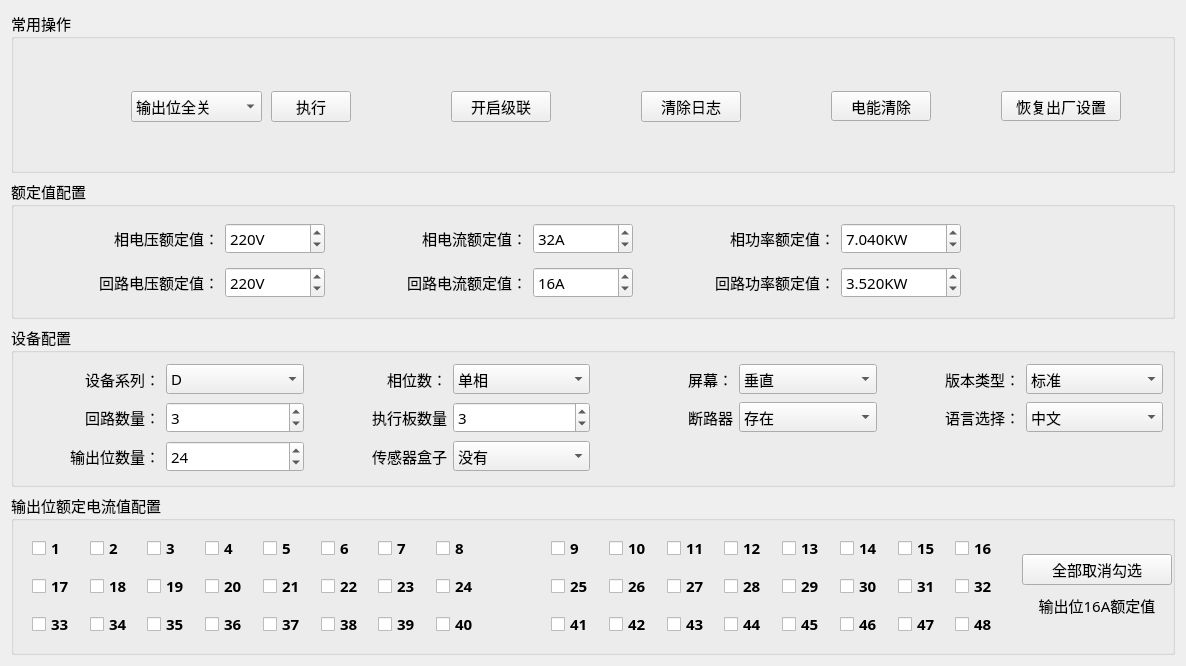
Before: the Qt Designer form pro_qc/home/home_devwid.ui in ChinaClever/MPro-Tools, drawn with Qt 5.
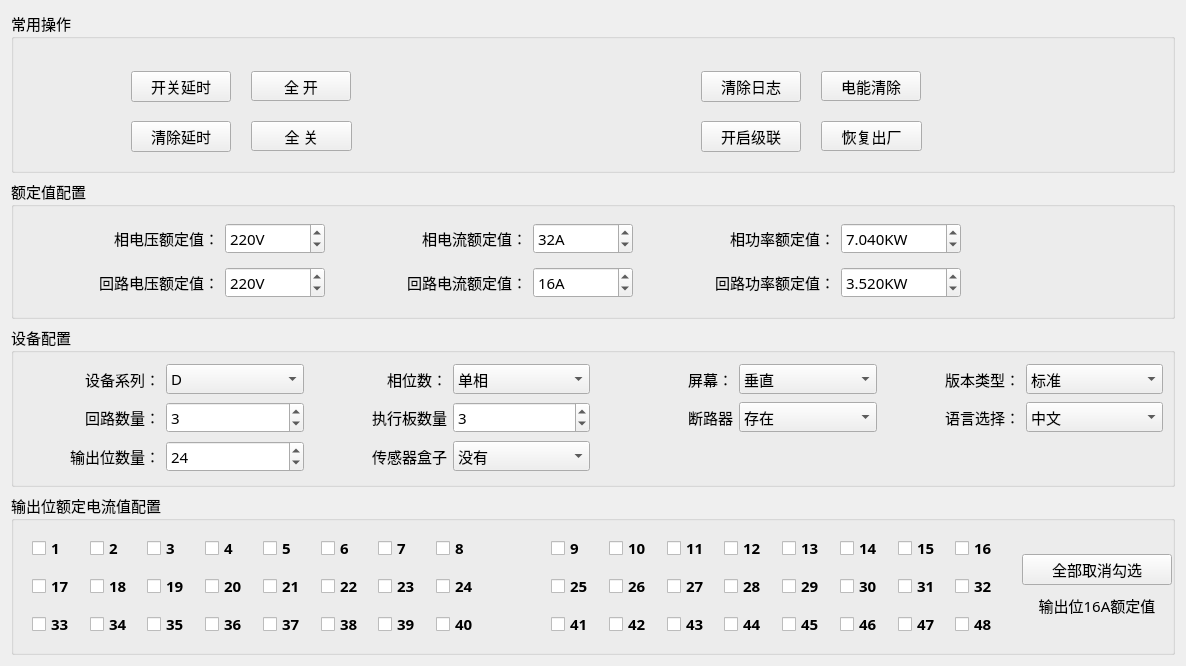
After: the same form once the commit is applied.

```diff
--- a/pro_qc/home/home_devwid.ui
+++ b/pro_qc/home/home_devwid.ui
@@ -20,98 +20,6 @@
    <string>Form</string>
   </property>
   <layout class="QGridLayout" name="gridLayout_4">
-   <item row="0" column="0">
-    <widget class="QGroupBox" name="groupBox_1">
-     <property name="title">
-      <string>常用操作</string>
-     </property>
-     <widget class="QPushButton" name="logBtn">
-      <property name="geometry">
-       <rect>
-        <x>630</x>
-        <y>80</y>
-        <width>100</width>
-        <height>31</height>
-       </rect>
-      </property>
-      <property name="text">
-       <string>清除日志</string>
-      </property>
-     </widget>
-     <widget class="QPushButton" name="outletBtn">
-      <property name="geometry">
-       <rect>
-        <x>260</x>
-        <y>80</y>
-        <width>80</width>
-        <height>31</height>
-       </rect>
-      </property>
-      <property name="text">
-       <string>执行</string>
-      </property>
-     </widget>
-     <widget class="QComboBox" name="outletBox">
-      <property name="geometry">
-       <rect>
-        <x>120</x>
-        <y>80</y>
-        <width>131</width>
-        <height>31</height>
-       </rect>
-      </property>
-      <item>
-       <property name="text">
-        <string>输出位全关</string>
-       </property>
-      </item>
-      <item>
-       <property name="text">
-        <string>输出位全开</string>
-       </property>
-      </item>
-     </widget>
-     <widget class="QPushButton" name="eleClearBtn">
-      <property name="geometry">
-       <rect>
-        <x>820</x>
-        <y>80</y>
-        <width>100</width>
-        <height>30</height>
-       </rect>
-      </property>
-      <property name="text">
-       <string>电能清除</string>
-      </property>
-     </widget>
-     <widget class="QPushButton" name="factoryBtn">
-      <property name="geometry">
-       <rect>
-        <x>990</x>
-        <y>80</y>
-        <width>120</width>
-        <height>30</height>
-       </rect>
-      </property>
-      <property name="text">
-       <string>恢复出厂设置</string>
-      </property>
-     </widget>
-     <widget class="QPushButton" name="cascadeBtn">
-      <property name="geometry">
-       <rect>
-        <x>440</x>
-        <y>80</y>
-        <width>100</width>
-        <height>31</height>
-       </rect>
-      </property>
-      <property name="text">
-       <string>开启级联</string>
-      </property>
-     </widget>
-    </widget>
-   </item>
    <item row="1" column="0">
     <widget class="QGroupBox" name="groupBox_2">
      <property name="maximumSize">
@@ -992,6 +900,117 @@
      </layout>
     </widget>
    </item>
+   <item row="0" column="0">
+    <widget class="QGroupBox" name="groupBox_1">
+     <property name="title">
+      <string>常用操作</string>
+     </property>
+     <widget class="QPushButton" name="logBtn">
+      <property name="geometry">
+       <rect>
+        <x>690</x>
+        <y>60</y>
+        <width>100</width>
+        <height>31</height>
+       </rect>
+      </property>
+      <property name="text">
+       <string>清除日志</string>
+      </property>
+     </widget>
+     <widget class="QPushButton" name="eleClearBtn">
+      <property name="geometry">
+       <rect>
+        <x>810</x>
+        <y>60</y>
+        <width>100</width>
+        <height>30</height>
+       </rect>
+      </property>
+      <property name="text">
+       <string>电能清除</string>
+      </property>
+     </widget>
+     <widget class="QPushButton" name="factoryBtn">
+      <property name="geometry">
+       <rect>
+        <x>810</x>
+        <y>110</y>
+        <width>101</width>
+        <height>30</height>
+       </rect>
+      </property>
+      <property name="text">
+       <string>恢复出厂</string>
+      </property>
+     </widget>
+     <widget class="QPushButton" name="cascadeBtn">
+      <property name="geometry">
+       <rect>
+        <x>690</x>
+        <y>110</y>
+        <width>100</width>
+        <height>31</height>
+       </rect>
+      </property>
+      <property name="text">
+       <string>开启级联</string>
+      </property>
+     </widget>
+     <widget class="QPushButton" name="closeAllBtn">
+      <property name="geometry">
+       <rect>
+        <x>240</x>
+        <y>110</y>
+        <width>101</width>
+        <height>30</height>
+       </rect>
+      </property>
+      <property name="text">
+       <string>全 关</string>
+      </property>
+     </widget>
+     <widget class="QPushButton" name="enDelayBtn">
+      <property name="geometry">
+       <rect>
+        <x>120</x>
+        <y>60</y>
+        <width>100</width>
+        <height>31</height>
+       </rect>
+      </property>
+      <property name="text">
+       <string>开关延时</string>
+      </property>
+     </widget>
+     <widget class="QPushButton" name="disDelayBtn">
+      <property name="geometry">
+       <rect>
+        <x>120</x>
+        <y>110</y>
+        <width>100</width>
+        <height>31</height>
+       </rect>
+      </property>
+      <property name="text">
+       <string>清除延时</string>
+      </property>
+     </widget>
+     <widget class="QPushButton" name="openAllBtn">
+      <property name="geometry">
+       <rect>
+        <x>240</x>
+        <y>60</y>
+        <width>100</width>
+        <height>30</height>
+       </rect>
+      </property>
+      <property name="text">
+       <string>全 开</string>
+      </property>
+     </widget>
+    </widget>
+   </item>
   </layout>
  </widget>
  <resources/>
```
Left out of the diff: 191 changed lines with no effect on the pictures.
